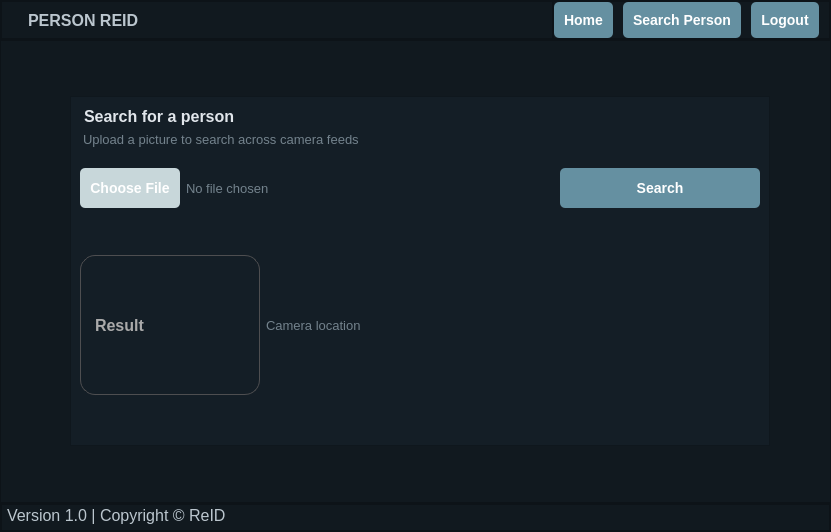
Before: the Qt Designer form search_person_pag.ui in MoustacheMuneeb/Person-ReIdentification, drawn with Qt 5.
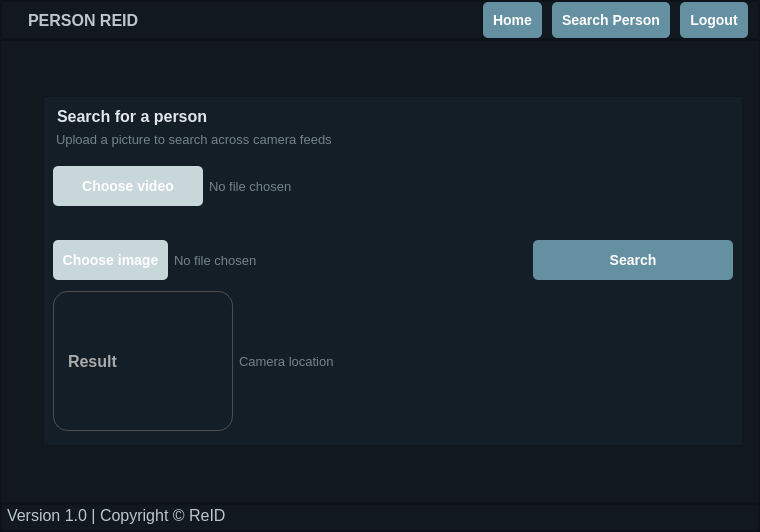
After: the same form once the commit is applied. Icons and pictures are not drawn.

```diff
--- a/search_person_pag.ui
+++ b/search_person_pag.ui
@@ -6,7 +6,7 @@
    <rect>
     <x>0</x>
     <y>0</y>
-    <width>831</width>
+    <width>760</width>
     <height>532</height>
    </rect>
   </property>
@@ -349,6 +349,8 @@
          <property name="frameShadow">
           <enum>QFrame::Raised</enum>
          </property>
+         <layout class="QVBoxLayout" name="verticalLayout_4">
+          <item>
          <layout class="QVBoxLayout" name="verticalLayout_3">
           <item>
            <layout class="QVBoxLayout" name="verticalLayout_2">
@@ -419,6 +421,66 @@
             </item>
            </layout>
           </item>
+            <item>
+             <layout class="QHBoxLayout" name="horizontalLayout_13">
+              <item>
+               <widget class="QPushButton" name="videobutton">
+                <property name="minimumSize">
+                 <size>
+                  <width>150</width>
+                  <height>40</height>
+                 </size>
+                </property>
+                <property name="maximumSize">
+                 <size>
+                  <width>150</width>
+                  <height>40</height>
+                 </size>
+                </property>
+                <property name="styleSheet">
+                 <string notr="true">QPushButton {
+    background-color: rgb(200, 215, 218);
+    color: white;
+    border-radius: 5px;
+    padding: 10px;
+    font-weight: bold;
+    font-size: 14px;
+}
+QPushButton:hover {
+    background-color:rgb(90, 128, 143);
+}
+QPushButton:pressed {
+    background-color: rgb(90, 128, 143);
+}</string>
+                </property>
+                <property name="text">
+                 <string>Choose video</string>
+                </property>
+                <property name="iconSize">
+                 <size>
+                  <width>16</width>
+                  <height>16</height>
+                 </size>
+                </property>
+               </widget>
+              </item>
+              <item>
+               <widget class="QLabel" name="label_8">
+                <property name="font">
+                 <font>
+                  <pointsize>10</pointsize>
+                 </font>
+                </property>
+                <property name="styleSheet">
+                 <string notr="true">color:rgb(115, 130, 140);</string>
+                </property>
+                <property name="text">
+                 <string>No file chosen</string>
+                </property>
+               </widget>
+              </item>
+             </layout>
+            </item>
           <item>
            <layout class="QHBoxLayout" name="horizontalLayout_9">
             <property name="topMargin">
@@ -428,13 +490,13 @@
              <widget class="QPushButton" name="pushButton_5">
               <property name="minimumSize">
                <size>
-                <width>100</width>
+                  <width>115</width>
                 <height>40</height>
                </size>
               </property>
               <property name="maximumSize">
                <size>
-                <width>100</width>
+                  <width>115</width>
                 <height>40</height>
                </size>
               </property>
@@ -455,7 +517,7 @@
 }</string>
               </property>
               <property name="text">
-               <string>Choose File</string>
+                 <string>Choose image</string>
               </property>
              </widget>
             </item>
@@ -572,6 +634,8 @@
            </layout>
           </item>
          </layout>
+          </item>
+         </layout>
         </widget>
        </item>
        <item>
```
Left out of the diff: 6 changed lines with no effect on the pictures. Lines whose indentation alone changed are shown as unchanged.
